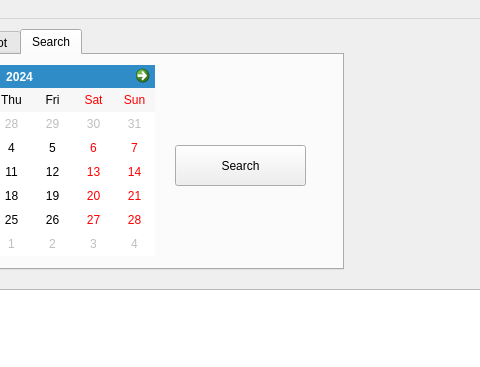
This is QtCafeWorkforceManager/CafeOwnerWindow.ui in wreathe-unreal/CSIT314-Project as Qt 5 draws it before an edit; both pictures show x 207 to 687 and y 0 to 367 of the 857 by 600 pixel window. The edited form follows.
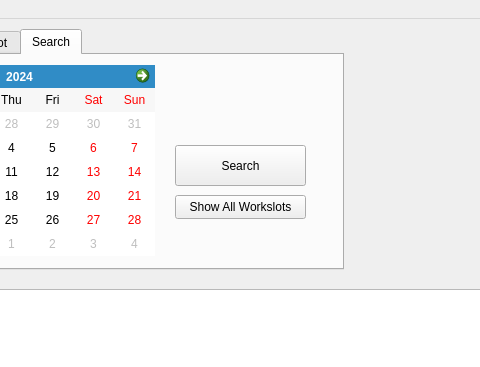
This is the edited form. The open tabs and pages were chosen to show the change. Icons and pictures are not drawn.

Patch:
```diff
--- a/QtCafeWorkforceManager/CafeOwnerWindow.ui
+++ b/QtCafeWorkforceManager/CafeOwnerWindow.ui
@@ -266,6 +266,19 @@
        </rect>
       </property>
      </widget>
+     <widget class="QPushButton" name="showAllButton">
+      <property name="geometry">
+       <rect>
+        <x>360</x>
+        <y>140</y>
+        <width>131</width>
+        <height>24</height>
+       </rect>
+      </property>
+      <property name="text">
+       <string>Show All Workslots</string>
+      </property>
+     </widget>
     </widget>
    </widget>
   </widget>
```
